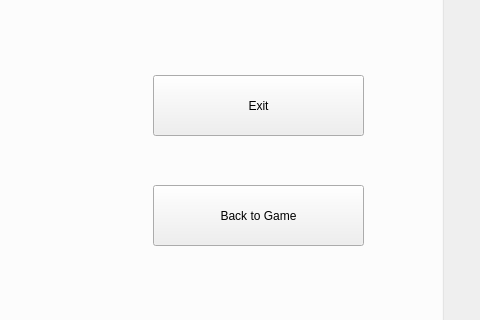
First picture: the form in Tank_Trouble_IV/pausewidget.ui, repository raitocc/run, before the edit; both pictures show x 257 to 737 and y 85 to 405 of the 737 by 512 pixel window.
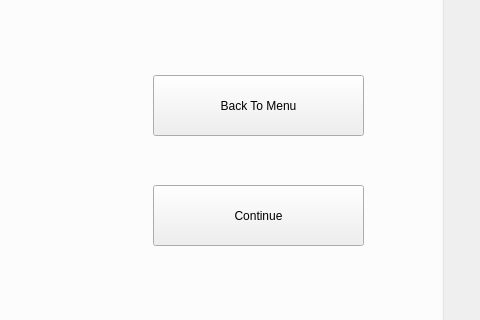
Second picture: the form after the edit.

Commit message: 暂停界面交互

```diff
--- a/Tank_Trouble_IV/pausewidget.ui
+++ b/Tank_Trouble_IV/pausewidget.ui
@@ -59,7 +59,7 @@
      </rect>
     </property>
     <property name="text">
-     <string>Exit</string>
+     <string>Back To Menu</string>
     </property>
    </widget>
    <widget class="QPushButton" name="btnBack">
@@ -72,7 +72,7 @@
      </rect>
     </property>
     <property name="text">
-     <string>Back to Game</string>
+     <string>Continue</string>
     </property>
    </widget>
   </widget>
```
The commit also changes 5 other files.
